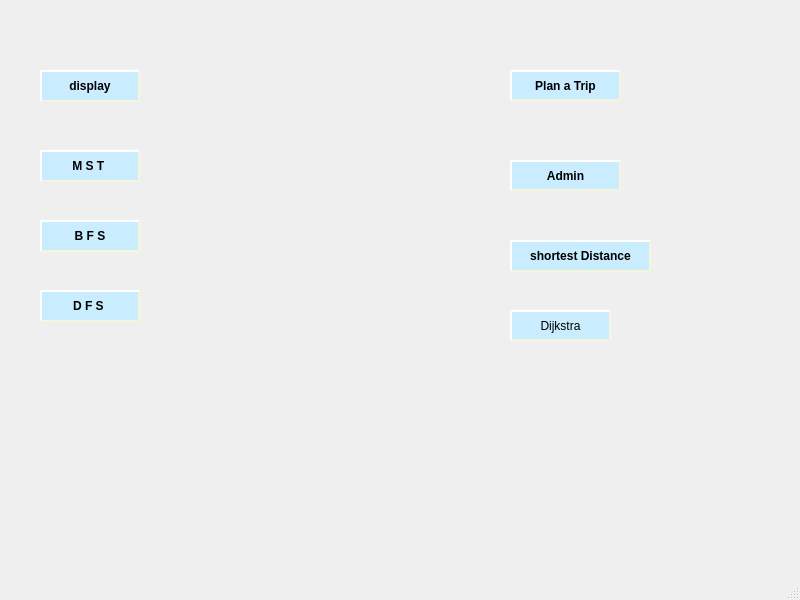
Before: the Qt Designer form Project-2-NFL/mainwindow.ui in massivemembrain/Project-2-NFL, drawn with Qt 5.
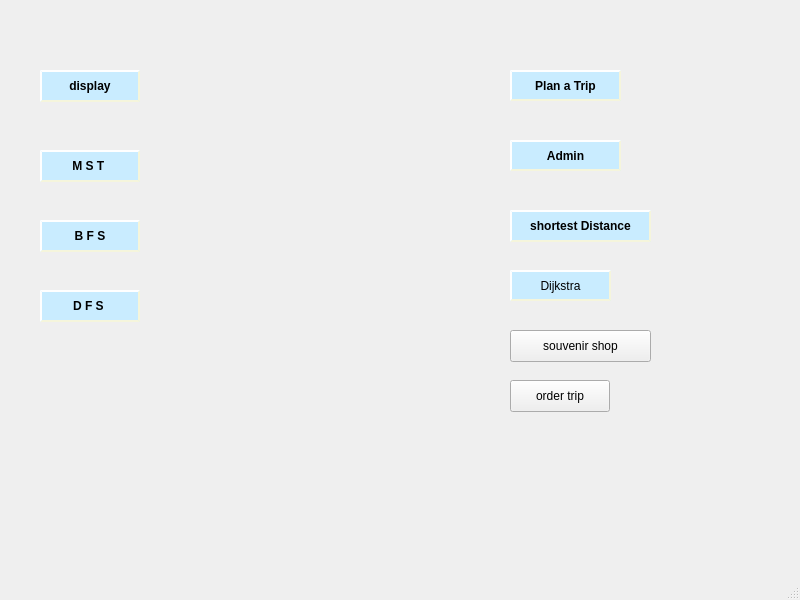
After: the same form once the commit is applied.

Commit message: in order trip in progress

Diff of the .ui file:
```diff
--- a/Project-2-NFL/mainwindow.ui
+++ b/Project-2-NFL/mainwindow.ui
@@ -18,7 +18,7 @@
     <property name="geometry">
      <rect>
       <x>510</x>
-      <y>160</y>
+      <y>140</y>
       <width>111</width>
       <height>31</height>
      </rect>
@@ -174,7 +174,7 @@
     <property name="geometry">
      <rect>
       <x>510</x>
-      <y>240</y>
+      <y>210</y>
       <width>141</width>
       <height>32</height>
      </rect>
@@ -200,7 +200,7 @@
     <property name="geometry">
      <rect>
       <x>510</x>
-      <y>310</y>
+      <y>270</y>
       <width>101</width>
       <height>31</height>
      </rect>
@@ -217,6 +217,32 @@
      <string>Dijkstra</string>
     </property>
    </widget>
+   <widget class="QPushButton" name="pushButton_souvenir">
+    <property name="geometry">
+     <rect>
+      <x>510</x>
+      <y>330</y>
+      <width>141</width>
+      <height>32</height>
+     </rect>
+    </property>
+    <property name="text">
+     <string>souvenir shop</string>
+    </property>
+   </widget>
+   <widget class="QPushButton" name="pushButton_orderTrip">
+    <property name="geometry">
+     <rect>
+      <x>510</x>
+      <y>380</y>
+      <width>100</width>
+      <height>32</height>
+     </rect>
+    </property>
+    <property name="text">
+     <string>order trip</string>
+    </property>
+   </widget>
   </widget>
   <widget class="QMenuBar" name="menubar">
    <property name="geometry">
```
The commit also changes 185 other files.
